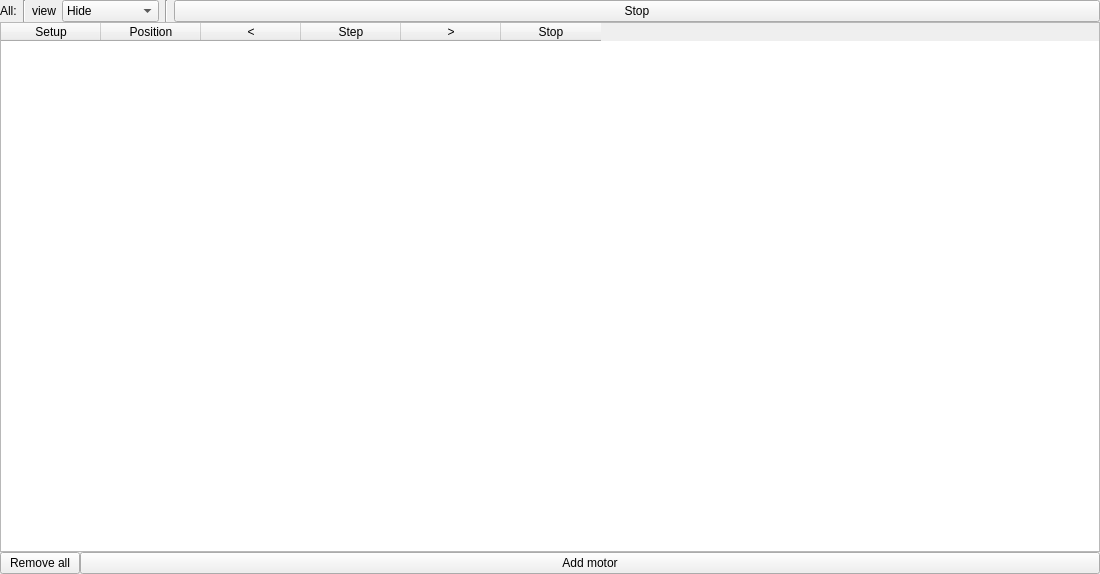
This is qmotorstack/qmotorstack.ui in AustralianSynchrotron/motorcontrol as Qt 5 draws it before an edit. The edited form follows.
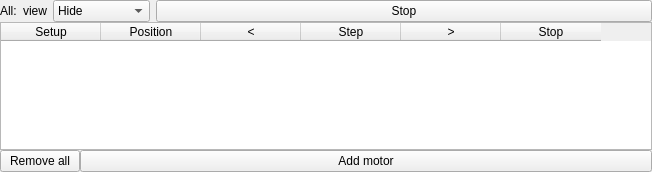
This is the edited form.

Commit message: modified:   motormx/motormx_mainwindow.cpp 	modified:   motormx/motormx_mainwindow.h 	modified:   motormx/motormx_mainwindow.ui 	modified:   qcamotorgui/CMakeLists.txt 	modified:   qcamotorgui/qcamotorgui-additional.cpp 	modified:   qcamotorgui/qcamotorgui.cpp 	modified:   qcamotorgui/qcamotorgui.h 	modified:   qcamotorgui/qcamotorgui.ui 	modified:   qcamotorgui_py/pyqcamotorgui.sip 	modified:   qmotorstack/qmotorstack.cpp 	modified:   qmotorstack/qmotorstack.h 	modified:   qmotorstack/qmotorstack.ui

Patch:
```diff
--- a/qmotorstack/qmotorstack.ui
+++ b/qmotorstack/qmotorstack.ui
@@ -6,8 +6,8 @@
    <rect>
     <x>0</x>
     <y>0</y>
-    <width>1100</width>
-    <height>574</height>
+    <width>652</width>
+    <height>172</height>
    </rect>
   </property>
   <property name="sizePolicy">
@@ -69,13 +69,6 @@
         </property>
        </widget>
       </item>
-      <item>
-       <widget class="Line" name="line_3">
-        <property name="orientation">
-         <enum>Qt::Vertical</enum>
-        </property>
-       </widget>
-      </item>
       <item>
        <widget class="QLabel" name="label_2">
         <property name="sizePolicy">
@@ -123,13 +116,6 @@
         </item>
        </widget>
       </item>
-      <item>
-       <widget class="Line" name="line_2">
-        <property name="orientation">
-         <enum>Qt::Vertical</enum>
-        </property>
-       </widget>
-      </item>
       <item>
        <widget class="QPushButton" name="stopAll">
         <property name="sizePolicy">
@@ -148,12 +134,6 @@
    </item>
    <item>
     <widget class="QTableWidget" name="table">
-     <property name="sizePolicy">
-      <sizepolicy hsizetype="Minimum" vsizetype="Expanding">
-       <horstretch>0</horstretch>
-       <verstretch>0</verstretch>
-      </sizepolicy>
-     </property>
      <property name="lineWidth">
       <number>0</number>
      </property>
```
The commit also changes 11 other files.
